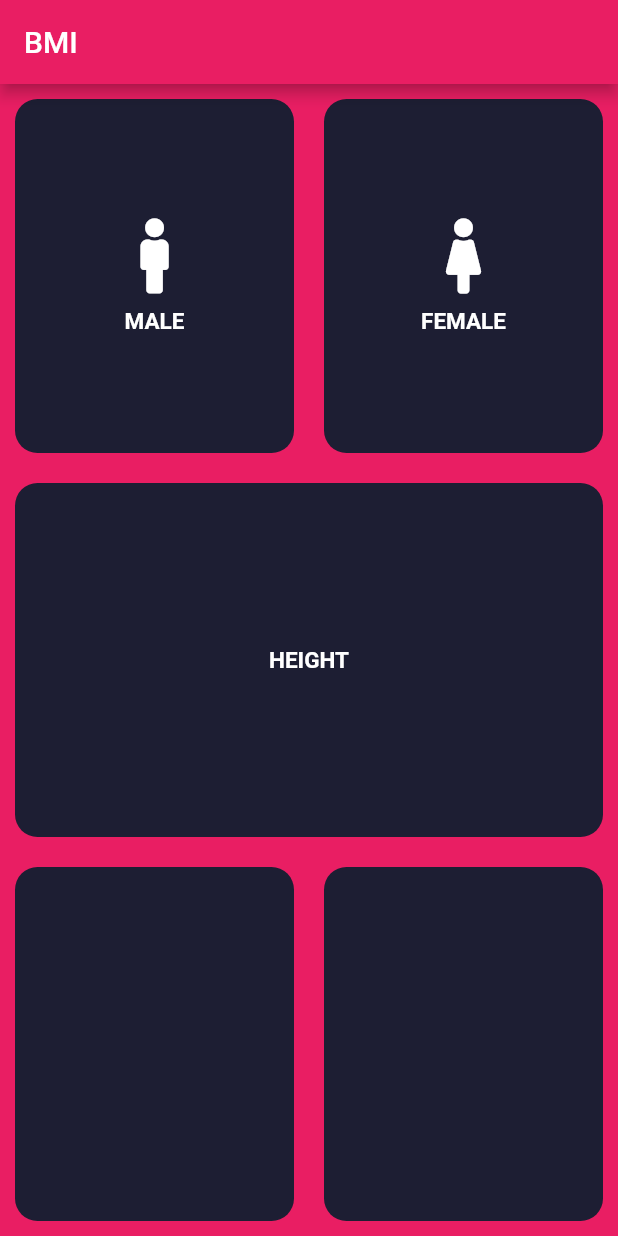
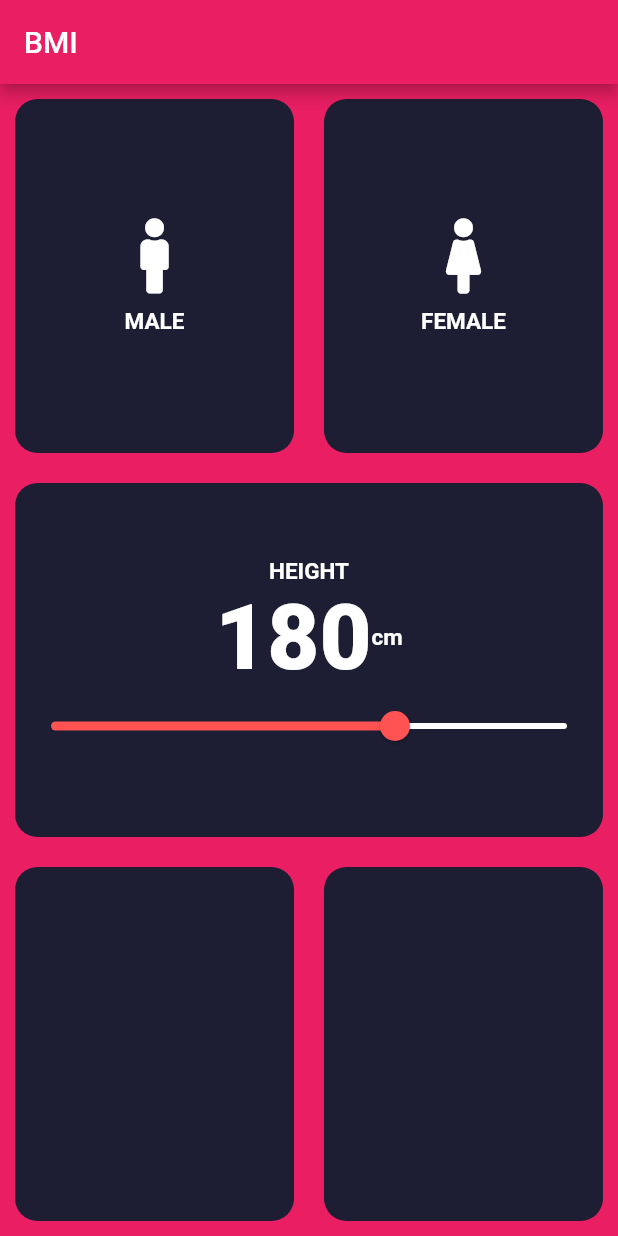
Before and after one commit to raheelaraza/BMI, a Flutter app: the screen it shows after launch, on a phone screen of 412 x 824 dp. Run offline on Flutter 3.47's test engine with Material 2 defaults, Android fonts, the phone set to English and light mode, and no system bars; our stand-ins replace font_awesome_flutter.

Commit message:
how to add slider in flutter app || Lecture 65

```diff
--- a/lib/Input_Page.dart
+++ b/lib/Input_Page.dart
@@ -28,6 +28,7 @@ class _InputPageState extends State<InputPage> {
     }
   }*/
   Gender selectGender;
+  int slider_height = 180;
 
   @override
   Widget build(BuildContext context) {
@@ -104,6 +105,31 @@ class _InputPageState extends State<InputPage> {
                 mainAxisAlignment: MainAxisAlignment.center,
                 children: [
                   Text('HEIGHT', style: ConstentTextLabel),
+                  Row(
+                    mainAxisAlignment: MainAxisAlignment.center,
+                    children: [
+                      Text(
+                        slider_height.toString(),
+                        style: ConstentTextLabe2,
+                      ),
+                      Text(
+                        'cm',
+                        style: ConstentTextLabel,
+                      ),
+                    ],
+                  ),
+                  Slider(
+                    value: slider_height.toDouble(),
+                    min: 100.0,
+                    max: 220.0,
+                    activeColor: Colors.redAccent,
+                    inactiveColor: Colors.white,
+                    onChanged: (double newvalue) {
+                      setState(() {
+                        slider_height = newvalue.round();
+                      });
+                    },
+                  )
                 ],
               ),
             ),
--- a/lib/constent_variable.dart
+++ b/lib/constent_variable.dart
@@ -7,3 +7,8 @@ const ConstentTextLabel = TextStyle(
   fontSize: 15,
   fontWeight: FontWeight.bold,
 );
+
+const ConstentTextLabe2 = TextStyle(
+  fontSize: 60,
+  fontWeight: FontWeight.w900,
+);
```
